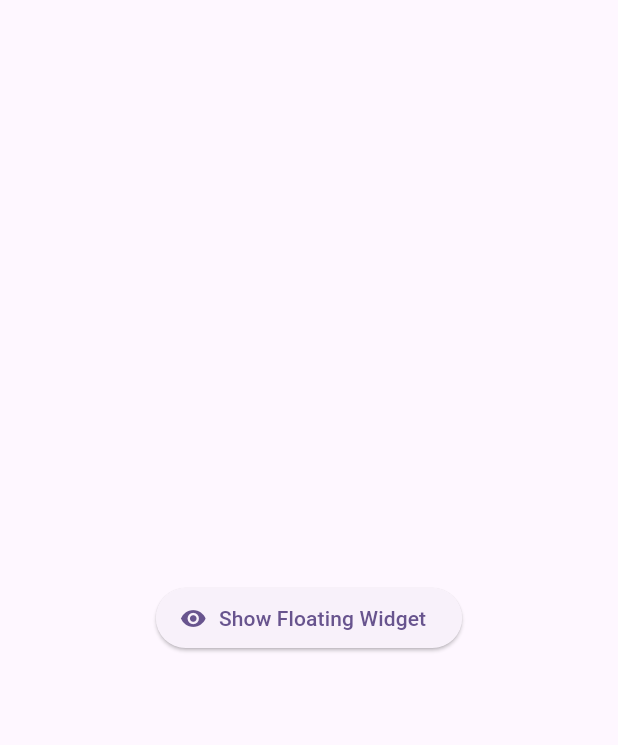
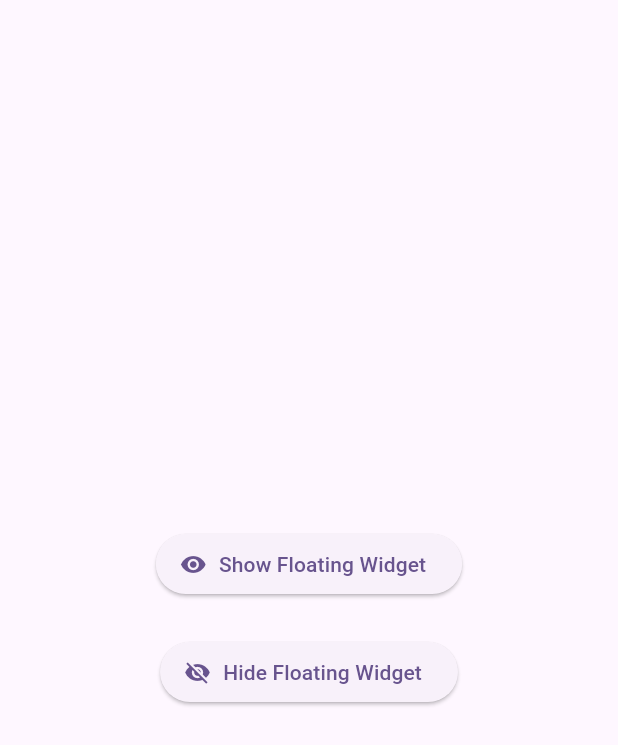
Before and after one commit to waizkamboh/flutter_widget, a Flutter app: the screen it shows after launch, on a phone screen of 412 x 824 dp. Shown: the top 745 px of the screen. Run offline on Flutter 3.47's test engine with Material 3 defaults, Android fonts, the phone set to English and light mode, and no system bars; our stand-ins replace cached_network_image.

Commit message:
hide overlay method

```diff
--- a/lib/widget/otherwidget/overlay_widget.dart
+++ b/lib/widget/otherwidget/overlay_widget.dart
@@ -11,6 +11,7 @@ class _OverlayWidgetState extends State<OverlayWidget> {
 
   OverlayEntry? entry;
   Offset offset = Offset(20, 40);
+
   @override
   Widget build(BuildContext context) {
     return Scaffold(
@@ -23,7 +24,13 @@ class _OverlayWidgetState extends State<OverlayWidget> {
                 onPressed: showOverlay,
                 label: Text('Show Floating Widget'),
                 icon: Icon(Icons.visibility),
-            )
+            ),
+            SizedBox(height: 24,),
+            ElevatedButton.icon(
+              onPressed: hideOverlay,
+              label: Text('Hide Floating Widget'),
+              icon: Icon(Icons.visibility_off),
+            ),
           ],
         ),
       ),
@@ -52,4 +59,9 @@ class _OverlayWidgetState extends State<OverlayWidget> {
     overlay.insert(entry!);
 
   }
+
+  void hideOverlay() {
+    entry?.remove();
+    entry = null;
+  }
 }
```
